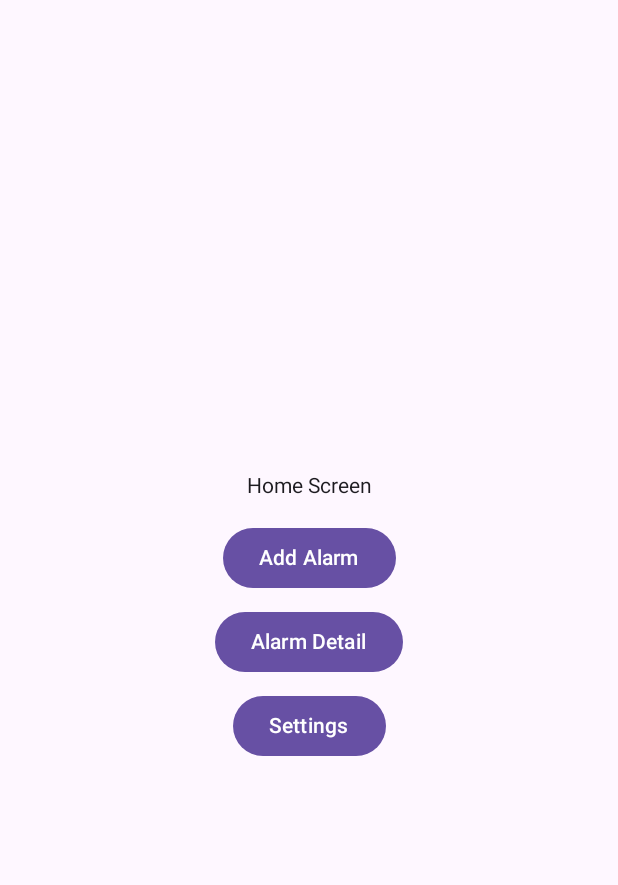
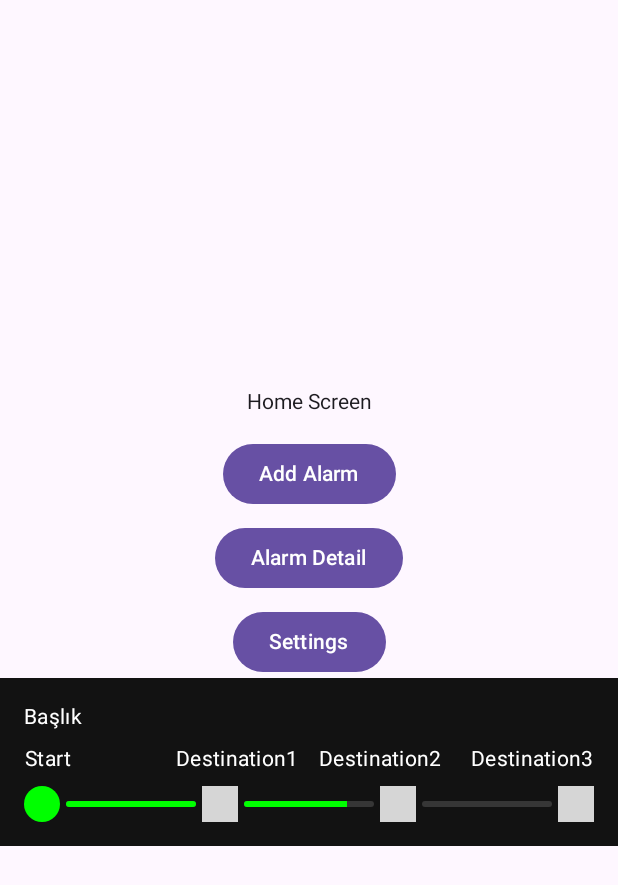
Before and after one commit to yusuf-teker/RouteAlarm, an Android app built with Jetpack Compose: the @Preview function HomeScreenPreview, on a phone screen of 412 x 824 dp. Shown: the top 885 px of the screen. Run offline under Robolectric (Android 15) with nearby library versions, the light colour scheme and no system bars; our stand-ins replace Compose Multiplatform resources; 1 statement that could not run was skipped; grey boxes are pictures that could not be loaded.

Commit message:
* Home Screen için aktif alarm göstergesi eklendi.

```diff
--- a/composeApp/src/androidMain/kotlin/org/yusufteker/routealarm/Previews.kt
+++ b/composeApp/src/androidMain/kotlin/org/yusufteker/routealarm/Previews.kt
@@ -1,8 +1,18 @@
 package org.yusufteker.routealarm
 
+import androidx.compose.foundation.background
+import androidx.compose.foundation.layout.Column
+import androidx.compose.foundation.layout.fillMaxWidth
+import androidx.compose.foundation.layout.padding
+import androidx.compose.material3.MaterialTheme
 import androidx.compose.runtime.Composable
+import androidx.compose.ui.Modifier
+import androidx.compose.ui.graphics.Color
 import androidx.compose.ui.tooling.preview.Preview
+import androidx.compose.ui.unit.dp
+import org.yusufteker.routealarm.core.presentation.AppColors
 import org.yusufteker.routealarm.feature.alarm.presentation.home.HomeScreen
+import org.yusufteker.routealarm.feature.alarm.presentation.home.components.StopProgressBar
 import org.yusufteker.routealarm.feature.onboarding.presentation.welcome.WelcomeScreen
 
 @Preview
@@ -17,3 +27,29 @@ fun WelcomeScreenPreview() {
 fun HomeScreenPreview() {
     HomeScreen(onAddAlarm = {}, onAlarmClick = {}, onSettingsClick = {})
 }
+
+
+@Preview(showBackground = true)
+@Composable
+fun StopProgressBarPreview() {
+    MaterialTheme {
+        Column(
+            modifier = Modifier
+                .fillMaxWidth()
+                .background(Color(0xFF121212)) // Koyu arka plan
+                .padding(16.dp)
+        ) {
+
+            StopProgressBar(
+                title = "Başlık",
+                passedStops = 1,
+                stopNames = listOf("Start", "Dest1", "Dest2"),
+                modifier = Modifier.background(
+                    AppColors.cardBackground
+                )
+            )
+
+
+        }
+    }
+}
--- /dev/null
+++ b/composeApp/src/commonMain/composeResources/drawable/map_pin.xml
@@ -0,0 +1,7 @@
+<vector xmlns:android="http://schemas.android.com/apk/res/android" android:height="72dp" android:viewportHeight="293.33" android:viewportWidth="293.33" android:width="72dp">
+
+    <path android:fillColor="#010002" android:pathData="M146.67,0C94.9,0 52.95,41.96 52.95,93.72c0,22.32 7.85,42.79 20.89,58.88c4.2,5.18 11.24,13.33 14.9,18.91c21.11,32.07 48.19,78.64 56.08,116.86c1.35,6.53 2.99,6.64 4.74,0.21c5.63,-20.61 20.23,-65.64 50.38,-112.76c3.6,-5.62 10.88,-13.48 15.41,-18.38c6.55,-7.1 12.01,-15.22 16.15,-24.08c5.65,-12.09 8.88,-25.47 8.88,-39.63C240.39,41.96 198.43,0 146.67,0zM146.67,144.36c-28.89,0 -52.31,-23.42 -52.31,-52.31c0,-28.89 23.42,-52.31 52.31,-52.31s52.31,23.42 52.31,52.31C198.98,120.94 175.56,144.36 146.67,144.36z"/>
+
+    <path android:fillColor="#010002" android:pathData="M146.67,90.2m-21.76,0a21.76,21.76 0,1 1,43.51 0a21.76,21.76 0,1 1,-43.51 0"/>
+
+</vector>
--- a/composeApp/src/commonMain/kotlin/org/yusufteker/routealarm/feature/alarm/presentation/home/HomeScreen.kt
+++ b/composeApp/src/commonMain/kotlin/org/yusufteker/routealarm/feature/alarm/presentation/home/HomeScreen.kt
@@ -1,5 +1,6 @@
 package org.yusufteker.routealarm.feature.alarm.presentation.home
 
+import androidx.compose.foundation.background
 import androidx.compose.runtime.Composable
 import androidx.compose.foundation.layout.*
 import androidx.compose.material3.Button
@@ -7,7 +8,9 @@ import androidx.compose.material3.Scaffold
 import androidx.compose.material3.Text
 import androidx.compose.ui.Alignment
 import androidx.compose.ui.Modifier
+import androidx.compose.ui.graphics.Color
 import androidx.compose.ui.unit.dp
+import org.yusufteker.routealarm.feature.alarm.presentation.home.components.StopProgressBar
 
 @Composable
 fun HomeScreen(
@@ -15,7 +18,7 @@ fun HomeScreen(
 ) {
     Scaffold { paddingValues ->
         Column(
-            modifier = Modifier.fillMaxSize().padding(paddingValues).padding(16.dp),
+            modifier = Modifier.fillMaxSize().padding(paddingValues),
             horizontalAlignment = Alignment.CenterHorizontally,
             verticalArrangement = Arrangement.Center
         ) {
@@ -32,6 +35,26 @@ fun HomeScreen(
             Button(onClick = onSettingsClick) {
                 Text("Settings")
             }
+            ActiveAlarm()
         }
     }
 }
+
+
+@Composable
+fun ActiveAlarm(){
+    Column(
+        modifier = Modifier
+            .fillMaxWidth()
+            .background(Color(0xFF121212)) // Koyu arka plan
+            .padding(vertical = 16.dp)
+    ) {
+
+        StopProgressBar(
+            title = "Başlık",
+            passedStops = 1,
+            stopNames = listOf("Start", "Destination1", "Destination2","Destination3"),
+            )
+
+    }
+}
--- /dev/null
+++ b/composeApp/src/commonMain/kotlin/org/yusufteker/routealarm/feature/alarm/presentation/home/components/StopProgressBar.kt
@@ -0,0 +1,155 @@
+package org.yusufteker.routealarm.feature.alarm.presentation.home.components
+
+import androidx.compose.animation.core.FastOutSlowInEasing
+import androidx.compose.animation.core.RepeatMode
+import androidx.compose.animation.core.animateFloat
+import androidx.compose.animation.core.infiniteRepeatable
+import androidx.compose.animation.core.rememberInfiniteTransition
+import androidx.compose.animation.core.tween
+import androidx.compose.foundation.Image
+import androidx.compose.foundation.background
+import androidx.compose.foundation.layout.Arrangement
+import androidx.compose.foundation.layout.Box
+import androidx.compose.foundation.layout.Column
+import androidx.compose.foundation.layout.Row
+import androidx.compose.foundation.layout.fillMaxHeight
+import androidx.compose.foundation.layout.fillMaxWidth
+import androidx.compose.foundation.layout.height
+import androidx.compose.foundation.layout.padding
+import androidx.compose.foundation.layout.size
+import androidx.compose.foundation.shape.CircleShape
+import androidx.compose.foundation.shape.RoundedCornerShape
+import androidx.compose.material3.MaterialTheme
+import androidx.compose.material3.Text
+import androidx.compose.runtime.Composable
+import androidx.compose.runtime.getValue
+import androidx.compose.ui.Alignment
+import androidx.compose.ui.Modifier
+import androidx.compose.ui.draw.clip
+import androidx.compose.ui.graphics.Color
+import androidx.compose.ui.graphics.ColorFilter
+import androidx.compose.ui.text.style.TextAlign
+import androidx.compose.ui.unit.dp
+import org.jetbrains.compose.resources.painterResource
+import org.yusufteker.routealarm.core.presentation.AppColors
+import routealarm.composeapp.generated.resources.Res
+import routealarm.composeapp.generated.resources.map_pin
+
+@Composable
+fun StopProgressBar(
+    title: String? = null,
+    passedStops: Int,
+    stopNames: List<String> = listOf(),
+    modifier: Modifier = Modifier
+) {
+    val segmentCount = stopNames.size
+
+    Column(
+        modifier = modifier.fillMaxWidth().padding(horizontal = 16.dp),
+    ) {
+
+
+        title?.let {
+            Text(
+                text = it,
+                style = MaterialTheme.typography.bodyMedium,
+                color = AppColors.textPrimary,
+                modifier = Modifier.padding(bottom = 8.dp)
+            )
+        }
+        Row(
+            modifier = modifier.fillMaxWidth(),
+            verticalAlignment = Alignment.CenterVertically,
+            horizontalArrangement = Arrangement.SpaceEvenly
+        ) {
+            stopNames.forEachIndexed { index, text ->
+                Box(
+                    modifier = Modifier.weight(1f), contentAlignment = when (index) {
+                        0 -> Alignment.CenterStart // İlk eleman sola
+                        stopNames.lastIndex -> Alignment.CenterEnd // Son eleman sağa
+                        else -> Alignment.Center // Diğerleri ortada
+                    }
+                ) {
+                    Text(
+                        text = text,
+                        textAlign = TextAlign.Center,
+                        style = MaterialTheme.typography.bodyMedium,
+                        color = AppColors.textPrimary,
+                        modifier = Modifier.padding(bottom = 8.dp)
+                    )
+                }
+
+
+            }
+
+
+        }
+        Row(
+            modifier = modifier.fillMaxWidth(),
+            verticalAlignment = Alignment.CenterVertically,
+        ) {
+            for (i in 0 until segmentCount) {
+                // Nokta (başlangıç noktası daima yeşil)
+                val isStopReached = i <= passedStops
+                if (i == 0) {
+                    Box(
+                        modifier = Modifier.size(24.dp).clip(CircleShape).background(
+                            if (isStopReached) Color.Green else Color.Gray
+                        )
+                    )
+                } else {
+
+                    Image(
+                        painter = painterResource(Res.drawable.map_pin),
+                        contentDescription = "Map Pin",
+                        modifier = Modifier.size(24.dp),
+                        colorFilter = ColorFilter.tint(if (isStopReached) Color.Green else Color.Red)
+                    )
+                }
+
+
+                // Noktalar arası Progress çubukları
+                if (i < segmentCount - 1) {
+                    val segmentProgress = when {
+                        passedStops > i -> 1f     // tamamen dolu
+                        passedStops == i -> 0.5f // yarısı dolu
+                        else -> 0f                  // boş
+                    }
+                    Box(
+                        modifier = Modifier.weight(1f).height(4.dp).padding(horizontal = 4.dp)
+                            .clip(RoundedCornerShape(2.dp))
+                            .background(Color.Gray.copy(alpha = 0.3f))
+                    ) {
+                        if (passedStops != i) {
+
+                            Box(
+                                modifier = Modifier.fillMaxHeight()
+                                    .fillMaxWidth(fraction = segmentProgress)
+                                    .background(Color.Green)
+                            )
+
+                        } else {
+                            val infiniteTransition = rememberInfiniteTransition()
+                            val animatedProgress by infiniteTransition.animateFloat(
+                                initialValue = 0f,
+                                targetValue = 0.8f,
+                                animationSpec = infiniteRepeatable(
+                                    animation = tween(
+                                        durationMillis = 3000, easing = FastOutSlowInEasing
+                                    ), repeatMode = RepeatMode.Restart
+                                )
+                            )
+
+                            Box(
+                                modifier = Modifier.fillMaxHeight().fillMaxWidth(animatedProgress)
+                                    .background(Color.Green)
+                            )
+                        }
+                    }
+
+                }
+            }
+        }
+    }
+
+}
```
